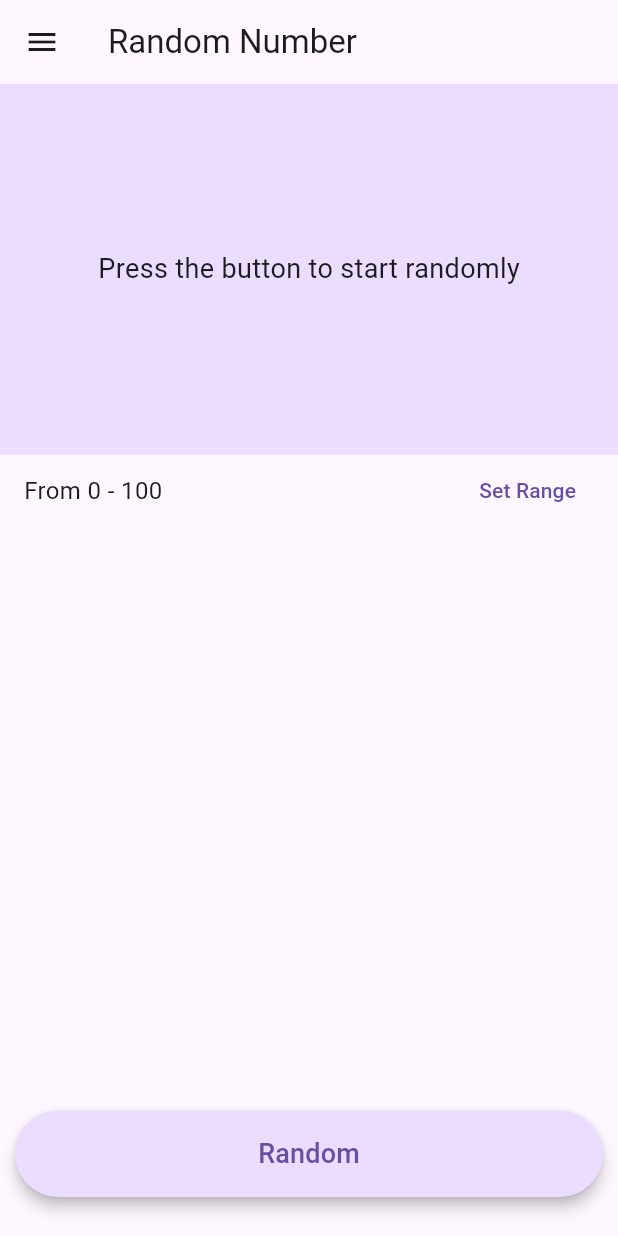
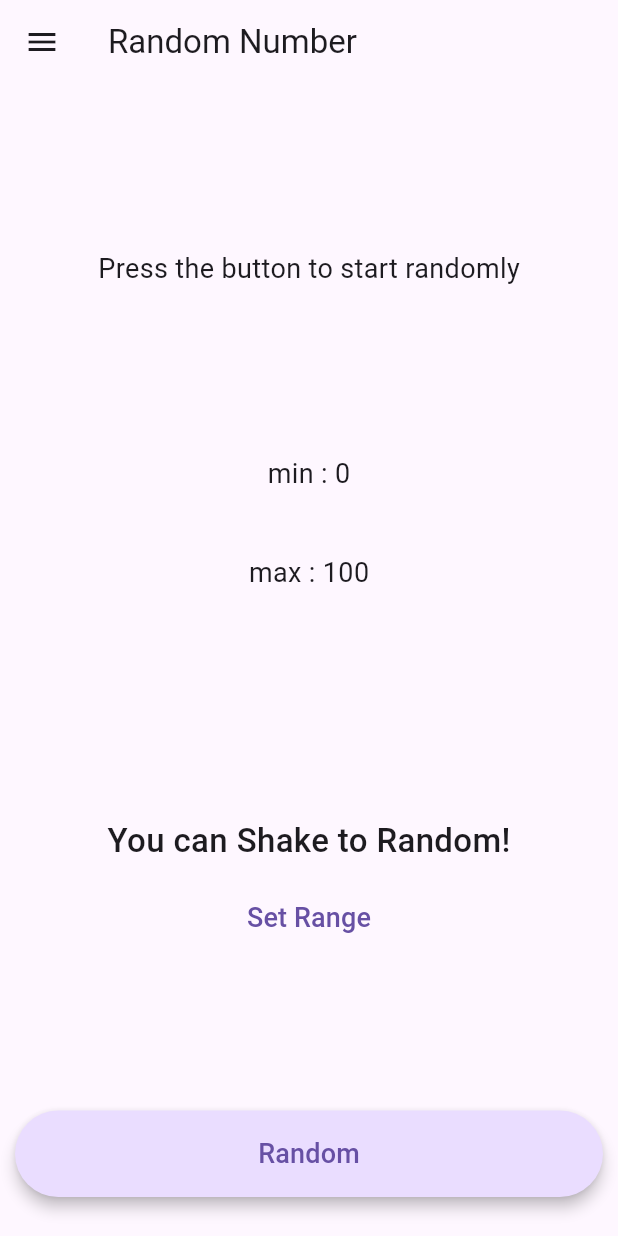
Before and after one commit to ArtiesX/flutter_random_generator, a Flutter app: the screen it shows after launch, on a phone screen of 412 x 824 dp. Run offline on Flutter 3.47's test engine with Material 2 defaults, Android fonts, the phone set to English and light mode, and no system bars; our stand-ins replace get; missing offline and left inert: shake.

Commit message:
update numberview ui & support darkmode

```diff
--- a/lib/controller/text_controller.dart
+++ b/lib/controller/text_controller.dart
@@ -93,6 +93,7 @@ class TextController extends GetxController
   }
 
   Future<void> randomText() async {
+    isAnimate.value = true;
     int duration = (textList.length * 100) ~/ (textList.length - 1);
     isAnimate.value == true
         ? _timer = Timer.periodic(Duration(milliseconds: duration), (timer) {
--- a/lib/main.dart
+++ b/lib/main.dart
@@ -15,9 +15,8 @@ class MyApp extends StatelessWidget {
     return GetMaterialApp(
       debugShowCheckedModeBanner: false,
       title: 'Flutter Demo',
-      theme: ThemeData(
-        useMaterial3: true,
-      ),
+      theme: ThemeData.light(useMaterial3: true),
+      darkTheme: ThemeData.dark(useMaterial3: true),
       themeMode: ThemeMode.system,
       home: const HomeView(),
     );
--- a/lib/views/number_view.dart
+++ b/lib/views/number_view.dart
@@ -11,10 +11,10 @@ class NumberView extends GetView<NumberController> {
       shrinkWrap: true,
       physics: const BouncingScrollPhysics(),
       children: <Widget>[
-        Container(
+        SizedBox(
           width: double.infinity,
           height: MediaQuery.of(context).size.height * 0.3,
-          color: Theme.of(context).colorScheme.primaryContainer,
+          // color: Theme.of(context).colorScheme.primaryContainer,
           child: Center(
               child: Obx(
             () => Text(
@@ -23,27 +23,35 @@ class NumberView extends GetView<NumberController> {
                   fontSize: controller.ansRandom.value ==
                           'Press the button to start randomly'
                       ? 18.0
-                      : 40.0),
+                      : 72.0),
             ),
           )),
         ),
-        Padding(
-          padding: const EdgeInsets.symmetric(horizontal: 16),
-          child: Row(
-            mainAxisAlignment: MainAxisAlignment.spaceBetween,
+        Obx(
+          () => Column(
             children: [
-              Obx(
-                () => Text(
-                    "From ${controller.minNumber.value} - ${controller.maxNumber.value}",
-                    style: const TextStyle(
-                      fontSize: 16.0,
-                    )),
-              ),
-              TextButton(
-                  onPressed: () => controller.setNumber(context),
-                  child: const Text("Set Range")),
+              Text("min : ${controller.minNumber.value}",
+                  style: const TextStyle(fontSize: 18.0)),
+              const SizedBox(height: 40),
+              Text('max : ${controller.maxNumber.value}',
+                  style: const TextStyle(fontSize: 18.0)),
             ],
           ),
+        ),
+        Container(
+          padding: const EdgeInsets.only(top: 150),
+          alignment: Alignment.center,
+          child: const Text("You can Shake to Random!",
+              style: TextStyle(fontSize: 22.0, fontWeight: FontWeight.w500)),
+        ),
+        Container(
+          padding: const EdgeInsets.symmetric(horizontal: 130, vertical: 12),
+          child: TextButton(
+              onPressed: () => controller.setNumber(context),
+              child: const Text(
+                "Set Range",
+                style: TextStyle(fontSize: 18.0),
+              )),
         ),
       ],
     );
--- a/pubspec.yaml
+++ b/pubspec.yaml
@@ -13,6 +13,7 @@ dependencies:
 
   get: ^4.6.6
   cupertino_icons: ^1.0.2
+  shake: ^2.2.0
 
 dev_dependencies:
   flutter_test:
```
Also changed, not shown: lib/controller/number_controller.dart (+20 -3 lines), pubspec.lock.
